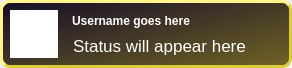
Qt form ui/tweet.ui (ayoy/qtwitter) before a commit.
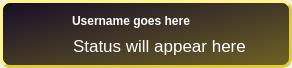
The same form after that commit.

```diff
--- a/ui/tweet.ui
+++ b/ui/tweet.ui
@@ -67,8 +67,7 @@
      </sizepolicy>
     </property>
     <property name="styleSheet">
-     <string notr="true">QLabel { background-color: rgb(255, 255, 255);
-border-style: outset;
+     <string notr="true">QLabel { border-style: outset;
 border-width: 0px;
 border-radius: 0px}</string>
     </property>
```
